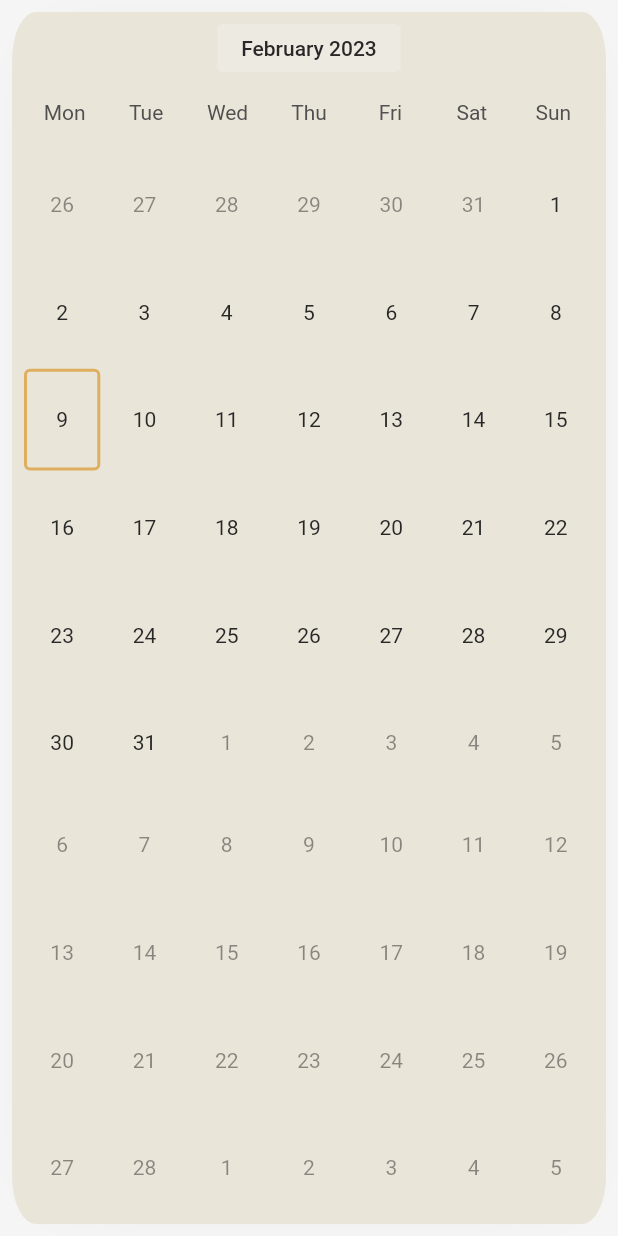
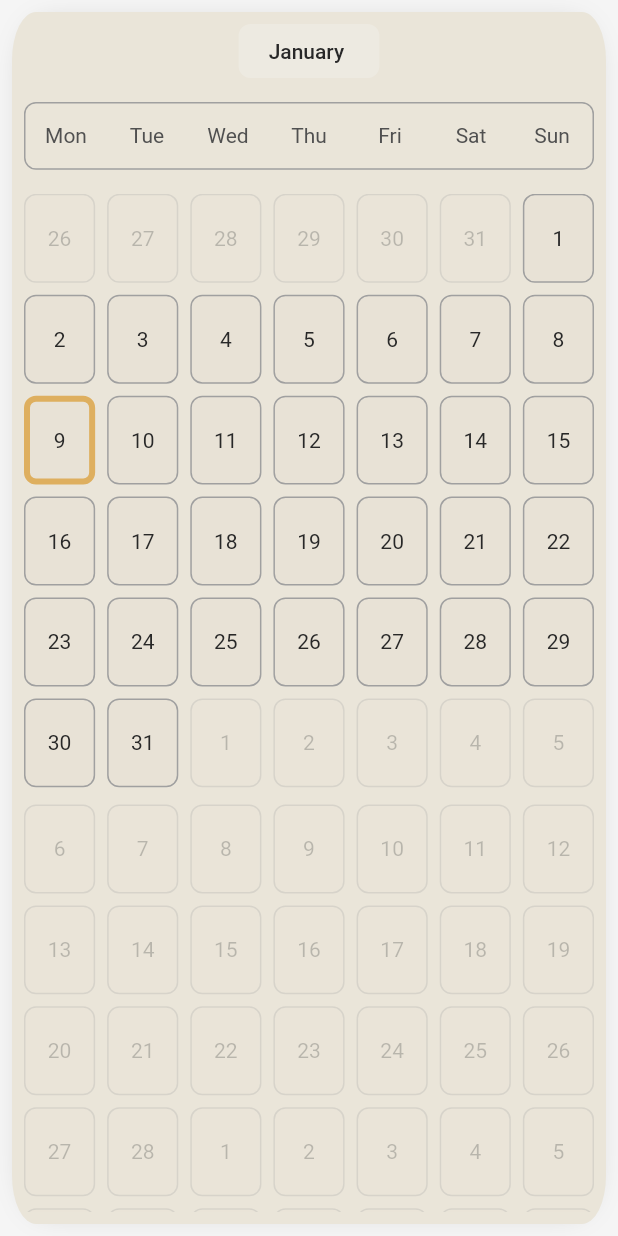
Before and after one commit to talukanyani/student-calendar-app, a Flutter app: the Calendar widget shown alone on an empty page, opened directly, on a phone screen of 412 x 824 dp. Run offline on Flutter 3.47's test engine with Material 2 defaults, Android fonts, the phone set to English and light mode, and no system bars; our stand-ins replace fluentui_system_icons, iconsax.

Commit message:
modified calendar ui, dynamic month names

```diff
--- a/lib/main.dart
+++ b/lib/main.dart
@@ -16,7 +16,7 @@ class App extends StatelessWidget {
     return AnnotatedRegion<SystemUiOverlayStyle>(
       value: androidSystemOverlay(),
       child: MaterialApp(
-        title: 'Student Calender',
+        title: 'Student Calendar',
         home: const HomeScreen(),
         theme: lightTheme(),
         debugShowCheckedModeBanner: false,
--- a/lib/screens/calendar/widgets/calendar.dart
+++ b/lib/screens/calendar/widgets/calendar.dart
@@ -9,27 +9,45 @@ class Calendar extends StatefulWidget {
 }
 
 class _CalendarState extends State<Calendar> {
-  int _currPageIndex = 6;
-  final double _gridSpacing = 4;
-  final double _gridRatio = 0.75;
-  final DateTime currDate = DateTime.now();
+  int _displayedMonthIndex = _currMonthIndex;
+
+  static DateTime currDate = DateTime.now();
+  static int beforeCurrMonthCount = (currDate.month - 1) + 12;
+  static final int _currMonthIndex = beforeCurrMonthCount;
+
+  final double _gridSpacing = 8;
+  final double _gridRatio = 0.8;
+  final List<String> _monthNames = <String>[
+    'January',
+    'February',
+    'March',
+    'April',
+    'May',
+    'June',
+    'July',
+    'August',
+    'September',
+    'October',
+    'November',
+    'December',
+  ];
 
   // if it is currently displayed month, get its dates using dates algorithim
   // else get its dates using first or last date of currently diplayed month.
   DateTime getDate(dayIndex, monthIndex) {
-    if (monthIndex > _currPageIndex) {
-      return getNextMonthDate(dayIndex, monthIndex);
-    } else if (monthIndex < _currPageIndex) {
-      return getPrevMonthDate(dayIndex, monthIndex);
+    if (monthIndex > _displayedMonthIndex) {
+      return getNextMonthDates(dayIndex, monthIndex);
+    } else if (monthIndex < _displayedMonthIndex) {
+      return getPrevMonthDates(dayIndex, monthIndex);
     } else {
-      return getDisplayedMonthDate(dayIndex, monthIndex);
+      return getDisplayedMonthDates(dayIndex, monthIndex);
     }
   }
 
-  DateTime getDisplayedMonthDate(int dayIndex, int monthIndex) {
+  DateTime getDisplayedMonthDates(int dayIndex, int monthIndex) {
     var startDate = DateTime(
       currDate.year,
-      currDate.month + (monthIndex - 6),
+      currDate.month + (monthIndex - beforeCurrMonthCount),
       1,
     );
 
@@ -41,27 +59,29 @@ class _CalendarState extends State<Calendar> {
     return startDate.add(Duration(days: dayIndex));
   }
 
-  DateTime getNextMonthDate(int dayIndex, int monthIndex) {
-    var displayedMonthLastDate = getDisplayedMonthDate(41, _currPageIndex);
+  DateTime getNextMonthDates(int dayIndex, int monthIndex) {
+    var displayedMonthLastDate =
+        getDisplayedMonthDates(41, _displayedMonthIndex);
 
     var startDate = displayedMonthLastDate.add(
-      Duration(days: 1 + (42 * (monthIndex - (_currPageIndex + 1)))),
+      Duration(days: 1 + (42 * (monthIndex - (_displayedMonthIndex + 1)))),
     );
 
     return startDate.add(Duration(days: dayIndex));
   }
 
-  DateTime getPrevMonthDate(int dayIndex, int monthIndex) {
-    var displyedMounthFirstDate = getDisplayedMonthDate(0, _currPageIndex);
+  DateTime getPrevMonthDates(int dayIndex, int monthIndex) {
+    var displayedMounthFirstDate =
+        getDisplayedMonthDates(0, _displayedMonthIndex);
 
-    var startDate = displyedMounthFirstDate.subtract(
-      Duration(days: 42 + (42 * ((_currPageIndex - 1) - monthIndex))),
+    var startDate = displayedMounthFirstDate.subtract(
+      Duration(days: 42 + (42 * ((_displayedMonthIndex - 1) - monthIndex))),
     );
 
     return startDate.add(Duration(days: dayIndex));
   }
 
-  bool isCurrentDate(dayIndex, monthIndex) {
+  bool isCurrDate(dayIndex, monthIndex) {
     var dayBox = getDate(dayIndex, monthIndex);
 
     if (dayBox.day == currDate.day &&
@@ -73,18 +93,29 @@ class _CalendarState extends State<Calendar> {
     }
   }
 
+  DateTime displayedMonthDate() {
+    return getDate(7, _displayedMonthIndex);
+  }
+
+  String displayedMonthName() {
+    return _monthNames[displayedMonthDate().month - 1];
+  }
+
+  String displayedMonthYear() {
+    if (displayedMonthDate().year == currDate.year) {
+      return '';
+    }
+
+    return displayedMonthDate().year.toString();
+  }
+
   // get month view ratio to available space using avilable space height
   // and month view height
   double getViewFraction(constraints) {
-    double gridSpaces(no) => _gridSpacing * no;
-
     double pageViewHeight = constraints.maxHeight;
     double pageViewWidth = constraints.maxWidth;
 
-    double dayBoxWidth = (pageViewWidth - gridSpaces(6)) / 7;
-    double dayBoxHeight = dayBoxWidth * (1 / _gridRatio);
-
-    double monthHeight = (dayBoxHeight * 6) + gridSpaces(5);
+    double monthHeight = (((pageViewWidth / 7) * (1 / _gridRatio)) * 6);
 
     double fraction = monthHeight / pageViewHeight;
 
@@ -107,8 +138,8 @@ class _CalendarState extends State<Calendar> {
         borderRadius: const BorderRadius.all(Radius.elliptical(16, 32)),
         boxShadow: <BoxShadow>[
           BoxShadow(
-            blurRadius: 32,
-            spreadRadius: -28,
+            blurRadius: 16,
+            spreadRadius: -8,
             color: Theme.of(context).shadowColor,
           ),
         ],
@@ -116,18 +147,28 @@ class _CalendarState extends State<Calendar> {
       child: Column(
         children: [
           Container(
-            padding: const EdgeInsets.symmetric(horizontal: 16, vertical: 8),
+            padding: const EdgeInsets.symmetric(
+              horizontal: 20,
+              vertical: 10,
+            ),
             decoration: BoxDecoration(
               color: Theme.of(context).backgroundColor.withOpacity(0.3),
-              borderRadius: BorderRadius.circular(4),
+              borderRadius: BorderRadius.circular(8),
             ),
-            child: const Text(
-              'February 2023',
-              style: TextStyle(fontWeight: FontWeight.w500),
+            child: Text(
+              '${displayedMonthName()} ${displayedMonthYear()}',
+              style: const TextStyle(fontWeight: FontWeight.w500),
             ),
           ),
-          GridView.count(
+          const SizedBox(height: 16),
+          Container(
+            decoration: BoxDecoration(
+              border: Border.all(color: Theme.of(context).dividerColor),
+              borderRadius: BorderRadius.circular(8),
+            ),
+            child: GridView.count(
               shrinkWrap: true,
+              childAspectRatio: 1.25,
               physics: const NeverScrollableScrollPhysics(),
               crossAxisCount: 7,
               children: const [
@@ -140,25 +181,24 @@ class _CalendarState extends State<Calendar> {
                 WeekDay(day: 'Sun'),
               ],
             ),
+          ),
+          const SizedBox(height: 16),
           Expanded(
             child: LayoutBuilder(
               builder: (context, constraints) {
                 return PageView.builder(
                   scrollDirection: Axis.vertical,
-                  physics: const BouncingScrollPhysics(),
+                  physics: const ClampingScrollPhysics(),
                   controller: PageController(
-                    initialPage: 6,
+                    initialPage: _currMonthIndex,
                     viewportFraction: getViewFraction(constraints),
                   ),
                   padEnds: false,
                   onPageChanged: (index) {
-                    setState(() => _currPageIndex = index);
+                    setState(() => _displayedMonthIndex = index);
                   },
-                  itemCount: 20,
+                  itemCount: 48,
                   itemBuilder: (context, monthIndex) {
-                    if (monthIndex == 19) {
-                      return SizedBox(height: constraints.maxHeight);
-                    }
                     return GridView.builder(
                       shrinkWrap: true,
                       physics: const NeverScrollableScrollPhysics(),
@@ -172,10 +212,10 @@ class _CalendarState extends State<Calendar> {
                       itemBuilder: (context, dayIndex) {
                         return Day(
                           date: getDate(dayIndex, monthIndex).day,
-                          isCurrentDate: isCurrentDate(dayIndex, monthIndex),
+                          isCurrentDate: isCurrDate(dayIndex, monthIndex),
                           isInDisplayedMonth:
                               getDate(dayIndex, monthIndex).month ==
-                                  getDate(7, _currPageIndex).month,
+                                  displayedMonthDate().month,
                         );
                       },
                     );
--- a/lib/screens/calendar/widgets/calendar_day.dart
+++ b/lib/screens/calendar/widgets/calendar_day.dart
@@ -25,20 +25,23 @@ class Day extends StatelessWidget {
         builder: (context) => const DayActivitiesModal(),
       ),
       child: Opacity(
-        opacity: isInDisplayedMonth ? 1 : 0.5,
+        opacity: isInDisplayedMonth ? 1 : 0.25,
         child: Container(
           alignment: Alignment.center,
           decoration: BoxDecoration(
             color: activities.isNotEmpty
                 ? Theme.of(context).colorScheme.tertiary
-                : null,
-            borderRadius: BorderRadius.circular(4),
-            border: isCurrentDate
-                ? Border.all(
-                    width: 2,
-                    color: Theme.of(context).colorScheme.secondary,
-                  )
-                : null,
+                : Theme.of(context)
+                    .colorScheme
+                    .primaryContainer
+                    .withOpacity(0.1),
+            borderRadius: BorderRadius.circular(8),
+            border: Border.all(
+              width: isCurrentDate ? 4 : 1,
+              color: isCurrentDate
+                  ? Theme.of(context).colorScheme.secondary
+                  : Theme.of(context).dividerColor,
+            ),
           ),
           child: Text(date.toString()),
         ),
--- a/lib/widgets/bottom_bar.dart
+++ b/lib/widgets/bottom_bar.dart
@@ -51,7 +51,7 @@ class BottomBar extends StatelessWidget {
         BottomNavigationBarItem(
           icon: Icon(FluentIcons.calendar_ltr_24_regular),
           activeIcon: Icon(FluentIcons.calendar_ltr_24_filled),
-          label: 'Calender',
+          label: 'Calendar',
         ),
       ],
     );
```
Lines whose indentation alone changed are shown as unchanged.
